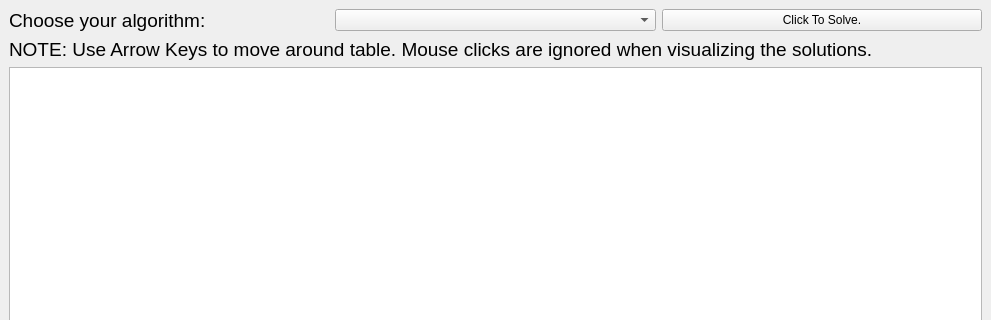
SaifMasoud/knapsack-visualizer, file knapsack_visualizer/knapsack_layout.ui: the form before one commit; both pictures show x 0 to 991 and y 0 to 320 of the 991 by 600 pixel window.
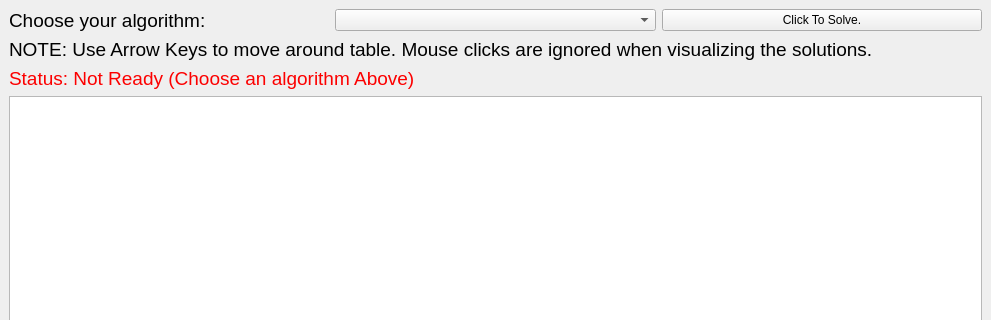
The form after the commit. Custom widgets are drawn as their Qt base class.

Commit message: Status indicator

Diff of the .ui file:
```diff
--- a/knapsack_visualizer/knapsack_layout.ui
+++ b/knapsack_visualizer/knapsack_layout.ui
@@ -55,6 +55,18 @@
         </property>
        </widget>
       </item>
+      <item>
+       <widget class="QLabel" name="status_lbl">
+        <property name="font">
+         <font>
+          <pointsize>14</pointsize>
+         </font>
+        </property>
+        <property name="text">
+         <string>&lt;html&gt;&lt;head/&gt;&lt;body&gt;&lt;p&gt;&lt;span style=&quot; color:#fc0000;&quot;&gt;Status: Not Ready (Choose an algorithm Above)&lt;/span&gt;&lt;/p&gt;&lt;/body&gt;&lt;/html&gt;</string>
+        </property>
+       </widget>
+      </item>
       <item>
        <layout class="QHBoxLayout" name="horizontalLayout_3"/>
       </item>
```
The commit also changes 2 other files.
